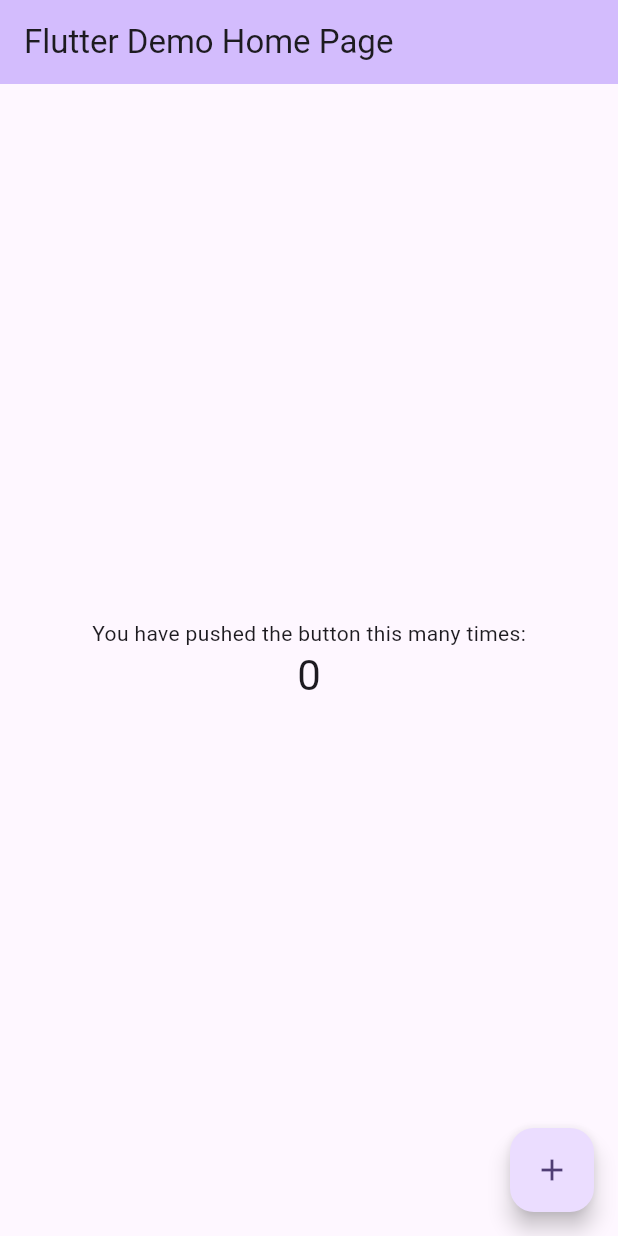
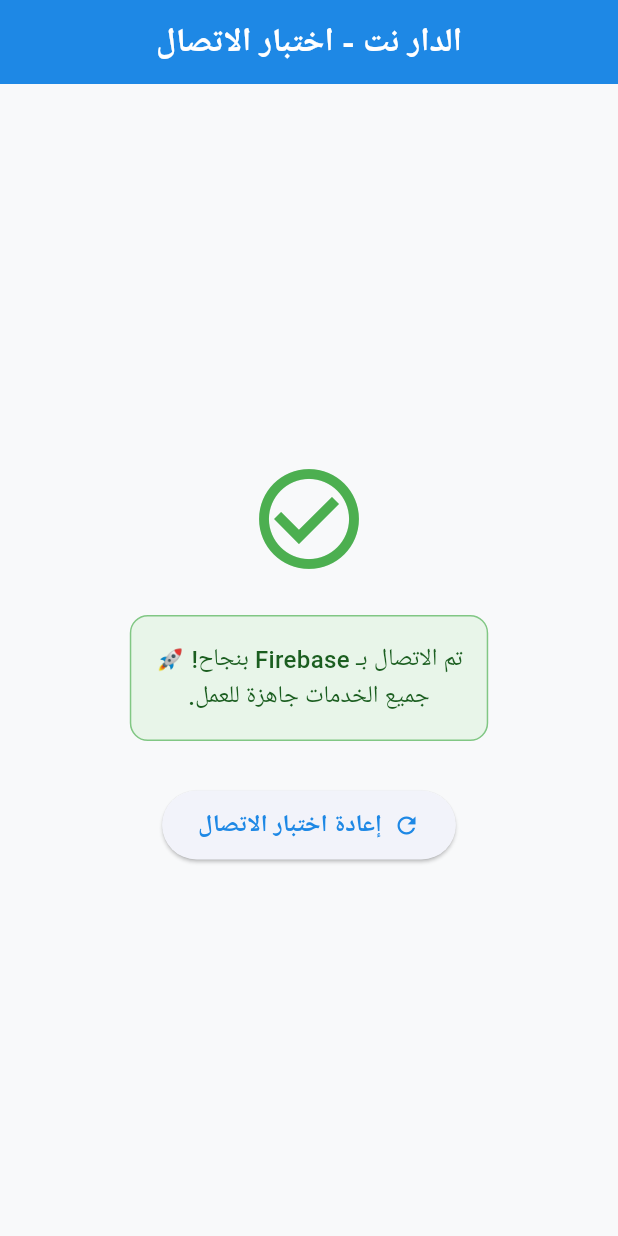
Before and after one commit to helpterooai-ops/aidarnet, a Flutter app: the screen it shows after launch, on a phone screen of 412 x 824 dp. Run offline on Flutter 3.47's test engine with Material 3 defaults, Android fonts, the phone set to English and light mode, and no system bars; our stand-ins replace cloud_firestore, firebase_auth, firebase_core; accounts and stored records are empty; Roboto replaces fonts that are missing (IBMPlexSansArabic).

Commit message:
Configure package name to com.aldar.net, initialize Firebase, add fonts, and add connection test screen

```diff
--- a/lib/main.dart
+++ b/lib/main.dart
@@ -1,122 +1,45 @@
 import 'package:flutter/material.dart';
+import 'package:firebase_core/firebase_core.dart';
+import 'screens/home_screen.dart';
 
-void main() {
+void main() async {
+  WidgetsFlutterBinding.ensureInitialized();
+
+  // تهيئة فايربيس عند فتح التطبيق
+  await Firebase.initializeApp();
+
   runApp(const MyApp());
 }
 
 class MyApp extends StatelessWidget {
   const MyApp({super.key});
 
-  // This widget is the root of your application.
   @override
   Widget build(BuildContext context) {
     return MaterialApp(
-      title: 'Flutter Demo',
+      title: 'الدار نت',
+      debugShowCheckedModeBanner: false,
+
+      // ضبط الاتجاه من اليمين للصار (عربي)
+      builder: (context, child) {
+        return Directionality(
+          textDirection: TextDirection.rtl,
+          child: child!,
+        );
+      },
+
+      // ضبط الثيم والخط الافتراضي
       theme: ThemeData(
-        // This is the theme of your application.
-        //
-        // TRY THIS: Try running your application with "flutter run". You'll see
-        // the application has a purple toolbar. Then, without quitting the app,
-        // try changing the seedColor in the colorScheme below to Colors.green
-        // and then invoke "hot reload" (save your changes or press the "hot
-        // reload" button in a Flutter-supported IDE, or press "r" if you used
-        // the command line to start the app).
-        //
-        // Notice that the counter didn't reset back to zero; the application
-        // state is not lost during the reload. To reset the state, use hot
-        // restart instead.
-        //
-        // This works for code too, not just values: Most code changes can be
-        // tested with just a hot reload.
-        colorScheme: .fromSeed(seedColor: Colors.deepPurple),
+        useMaterial3: true,
+        fontFamily: 'IBMPlexSansArabic',
+        colorScheme: ColorScheme.fromSeed(
+          seedColor: const Color(0xFF1E88E5),
+          primary: const Color(0xFF1E88E5),
+        ),
+        scaffoldBackgroundColor: const Color(0xFFF8F9FA),
       ),
-      home: const MyHomePage(title: 'Flutter Demo Home Page'),
+
+      home: const HomeScreen(),
     );
   }
 }
-
-class MyHomePage extends StatefulWidget {
-  const MyHomePage({super.key, required this.title});
-
-  // This widget is the home page of your application. It is stateful, meaning
-  // that it has a State object (defined below) that contains fields that affect
-  // how it looks.
-
-  // This class is the configuration for the state. It holds the values (in this
-  // case the title) provided by the parent (in this case the App widget) and
-  // used by the build method of the State. Fields in a Widget subclass are
-  // always marked "final".
-
-  final String title;
-
-  @override
-  State<MyHomePage> createState() => _MyHomePageState();
-}
-
-class _MyHomePageState extends State<MyHomePage> {
-  int _counter = 0;
-
-  void _incrementCounter() {
-    setState(() {
-      // This call to setState tells the Flutter framework that something has
-      // changed in this State, which causes it to rerun the build method below
-      // so that the display can reflect the updated values. If we changed
-      // _counter without calling setState(), then the build method would not be
-      // called again, and so nothing would appear to happen.
-      _counter++;
-    });
-  }
-
-  @override
-  Widget build(BuildContext context) {
-    // This method is rerun every time setState is called, for instance as done
-    // by the _incrementCounter method above.
-    //
-    // The Flutter framework has been optimized to make rerunning build methods
-    // fast, so that you can just rebuild anything that needs updating rather
-    // than having to individually change instances of widgets.
-    return Scaffold(
-      appBar: AppBar(
-        // TRY THIS: Try changing the color here to a specific color (to
-        // Colors.amber, perhaps?) and trigger a hot reload to see the AppBar
-        // change color while the other colors stay the same.
-        backgroundColor: Theme.of(context).colorScheme.inversePrimary,
-        // Here we take the value from the MyHomePage object that was created by
-        // the App.build method, and use it to set our appbar title.
-        title: Text(widget.title),
-      ),
-      body: Center(
-        // Center is a layout widget. It takes a single child and positions it
-        // in the middle of the parent.
-        child: Column(
-          // Column is also a layout widget. It takes a list of children and
-          // arranges them vertically. By default, it sizes itself to fit its
-          // children horizontally, and tries to be as tall as its parent.
-          //
-          // Column has various properties to control how it sizes itself and
-          // how it positions its children. Here we use mainAxisAlignment to
-          // center the children vertically; the main axis here is the vertical
-          // axis because Columns are vertical (the cross axis would be
-          // horizontal).
-          //
-          // TRY THIS: Invoke "debug painting" (choose the "Toggle Debug Paint"
-          // action in the IDE, or press "p" in the console), to see the
-          // wireframe for each widget.
-          mainAxisAlignment: .center,
-          children: [
-            const Text('You have pushed the button this many times:'),
-            Text(
-              '$_counter',
-              style: Theme.of(context).textTheme.headlineMedium,
-            ),
-          ],
-        ),
-      ),
-      floatingActionButton: FloatingActionButton(
-        onPressed: _incrementCounter,
-        tooltip: 'Increment',
-        child: const Icon(Icons.add),
-      ),
-    );
-  }
-}
--- /dev/null
+++ b/lib/screens/home_screen.dart
@@ -0,0 +1,136 @@
+import 'package:flutter/material.dart';
+import 'package:cloud_firestore/cloud_firestore.dart';
+import 'package:firebase_core/firebase_core.dart';
+
+class HomeScreen extends StatefulWidget {
+  const HomeScreen({super.key});
+
+  @override
+  State<HomeScreen> createState() => _HomeScreenState();
+}
+
+class _HomeScreenState extends State<HomeScreen> {
+  bool _isLoading = true;
+  bool _isConnected = false;
+  String _statusMessage = 'جاري التحقق من الاتصال بـ Firebase...';
+
+  @override
+  void initState() {
+    super.initState();
+    _testFirebaseConnection();
+  }
+
+  /// دالة اختبار الاتصال بـ Firebase و Firestore
+  Future<void> _testFirebaseConnection() async {
+    setState(() {
+      _isLoading = true;
+      _statusMessage = 'جاري التحقق من الاتصال بـ Firebase...';
+    });
+
+    try {
+      // 1. التأكد من أن التطبيق متصل بـ Firebase Core
+      if (Firebase.apps.isEmpty) {
+        throw Exception("تطبيق Firebase غير مهيأ في Main.");
+      }
+
+      // 2. محاولة قراءة خفيفة جداً من Firestore لاختبار الاتصال بالأقمار/الخوادم
+      await FirebaseFirestore.instance
+          .collection('cards_500')
+          .limit(1)
+          .get(const GetOptions(source: Source.server));
+
+      setState(() {
+        _isConnected = true;
+        _isLoading = false;
+        _statusMessage = 'تم الاتصال بـ Firebase بنجاح! 🚀\nجميع الخدمات جاهزة للعمل.';
+      });
+    } catch (e) {
+      setState(() {
+        _isConnected = false;
+        _isLoading = false;
+        _statusMessage = 'حدث خطأ أثناء الاتصال بـ Firebase:\n$e';
+      });
+    }
+  }
+
+  @override
+  Widget build(BuildContext context) {
+    return Scaffold(
+      appBar: AppBar(
+        title: const Text(
+          'الدار نت - اختبار الاتصال',
+          style: TextStyle(fontWeight: FontWeight.bold),
+        ),
+        centerTitle: true,
+        backgroundColor: Theme.of(context).colorScheme.primary,
+        foregroundColor: Colors.white,
+      ),
+      body: Padding(
+        padding: const EdgeInsets.all(24.0),
+        child: Center(
+          child: Column(
+            mainAxisAlignment: MainAxisAlignment.center,
+            children: [
+              // حالة التحميل أو أيقونة النتيجة
+              if (_isLoading)
+                const CircularProgressIndicator()
+              else
+                Icon(
+                  _isConnected ? Icons.check_circle_outline : Icons.error_outline,
+                  size: 80,
+                  color: _isConnected ? Colors.green : Colors.red,
+                ),
+
+              const SizedBox(height: 24),
+
+              // نص حالة الاتصال
+              Container(
+                padding: const EdgeInsets.all(16),
+                decoration: BoxDecoration(
+                  color: _isLoading
+                      ? Colors.blue.shade50
+                      : (_isConnected ? Colors.green.shade50 : Colors.red.shade50),
+                  borderRadius: BorderRadius.circular(12),
+                  border: Border.all(
+                    color: _isLoading
+                        ? Colors.blue.shade200
+                        : (_isConnected ? Colors.green.shade300 : Colors.red.shade300),
+                  ),
+                ),
+                child: Text(
+                  _statusMessage,
+                  textAlign: TextAlign.center,
+                  style: TextStyle(
+                    fontSize: 16,
+                    height: 1.5,
+                    color: _isLoading
+                        ? Colors.blue.shade900
+                        : (_isConnected ? Colors.green.shade900 : Colors.red.shade900),
+                    fontWeight: FontWeight.w500,
+                  ),
+                ),
+              ),
+
+              const SizedBox(height: 32),
+
+              // زر إعادة الفحص
+              ElevatedButton.icon(
+                onPressed: _isLoading ? null : _testFirebaseConnection,
+                icon: const Icon(Icons.refresh),
+                label: const Text('إعادة اختبار الاتصال'),
+                style: ElevatedButton.styleFrom(
+                  padding: const EdgeInsets.symmetric(horizontal: 24, vertical: 12),
+                  textStyle: const TextStyle(
+                    fontSize: 16,
+                    fontFamily: 'IBMPlexSansArabic',
+                    fontWeight: FontWeight.bold,
+                  ),
+                ),
+              ),
+            ],
+          ),
+        ),
+      ),
+    );
+  }
+}
```
Also changed, not shown: lib/services/card_service.dart (added, +63 -0 lines), pubspec.yaml (+20 -70 lines), 1 other file.
